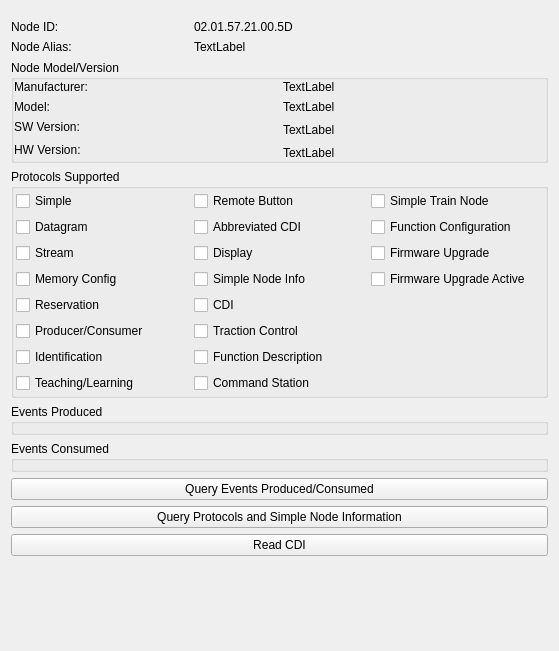
rm5248/TrainUtils, file GUI/lccnodeinformation.ui: the form before one commit.
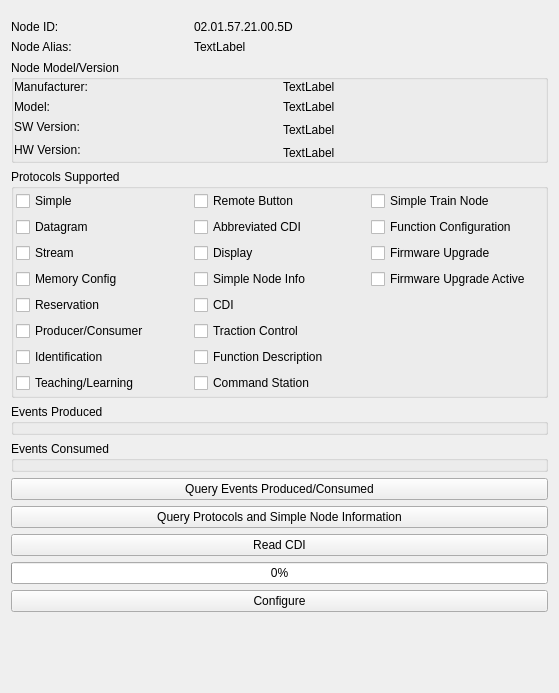
The form after the commit.

Commit message: Add progress for downloading CDI and display it on GUI

Diff of the .ui file:
```diff
--- a/GUI/lccnodeinformation.ui
+++ b/GUI/lccnodeinformation.ui
@@ -7,7 +7,7 @@
     <x>0</x>
     <y>0</y>
     <width>559</width>
-    <height>651</height>
+    <height>693</height>
    </rect>
   </property>
   <property name="windowTitle">
@@ -345,6 +345,20 @@
      </property>
     </widget>
    </item>
+   <item>
+    <widget class="QProgressBar" name="cdiProgress">
+     <property name="value">
+      <number>0</number>
+     </property>
+    </widget>
+   </item>
+   <item>
+    <widget class="QPushButton" name="configureButton">
+     <property name="text">
+      <string>Configure</string>
+     </property>
+    </widget>
+   </item>
    <item>
     <spacer name="verticalSpacer">
      <property name="orientation">
```
The commit also changes 6 other files.
